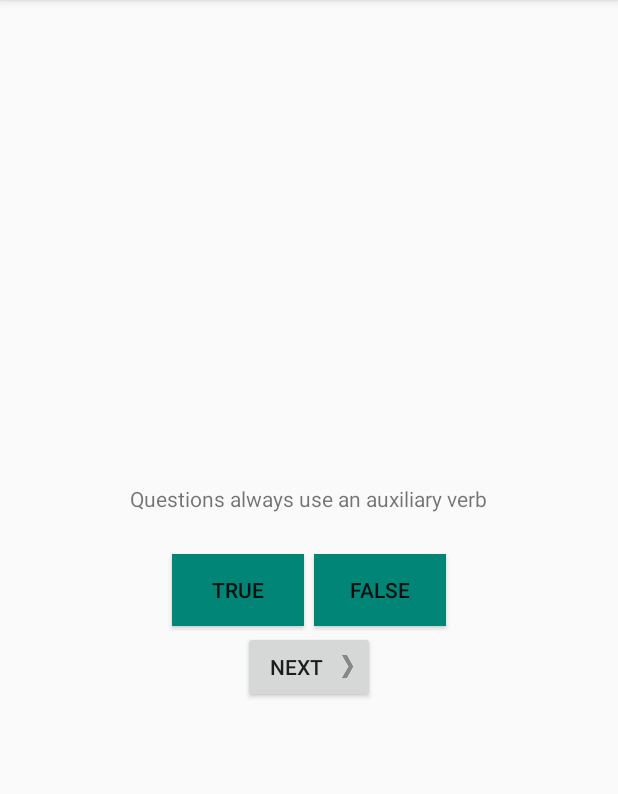
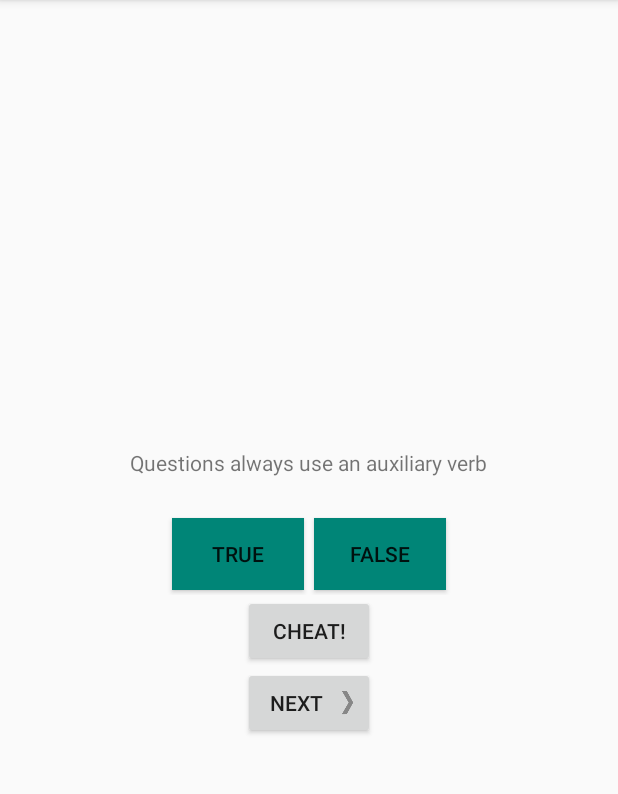
Before and after one commit to RozaliiaRusskikh/EnglishQuiz, an Android app: the screen it shows after launch (QuizActivity), on a phone screen of 412 x 824 dp, the part 84-878 px from its top. Run offline under Robolectric (Android 15) with nearby library versions, the phone set to English and light mode, and no system bars.

Commit message:
Cheat button creating

```diff
--- a/app/src/main/res/layout-land/activity_quiz.xml
+++ b/app/src/main/res/layout-land/activity_quiz.xml
@@ -35,6 +35,13 @@
     </LinearLayout>
 
     <Button
+        android:id="@+id/cheat_button"
+        android:layout_width="wrap_content"
+        android:layout_height="wrap_content"
+        android:text="@string/cheat_button"
+        android:layout_gravity="bottom|center_horizontal"/>
+
+    <Button
         android:id="@+id/next_button"
         android:layout_width="wrap_content"
         android:layout_height="wrap_content"
--- a/app/src/main/res/layout/activity_quiz.xml
+++ b/app/src/main/res/layout/activity_quiz.xml
@@ -36,6 +36,13 @@
     </LinearLayout>
 
     <Button
+        android:id="@+id/cheat_button"
+        android:layout_width="wrap_content"
+        android:layout_height="wrap_content"
+        android:text="@string/cheat_button"
+        android:drawablePadding="4dp"/>
+
+    <Button
         android:id="@+id/next_button"
         android:layout_width="wrap_content"
         android:layout_height="wrap_content"
```
